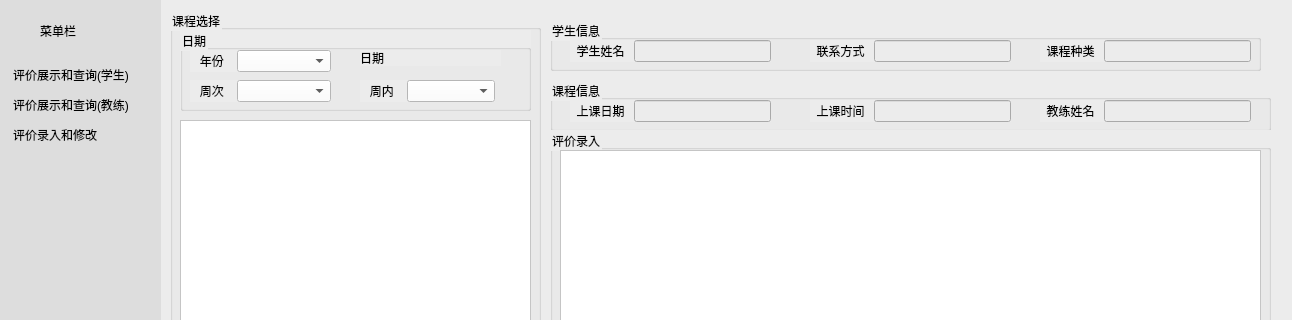
The window that EvaluationSystem/EvaluationMain.ui (Holy-Shine/Acrotest) describes before a commit, drawn with Qt 5; both pictures show x 0 to 1292 and y 0 to 320 of the 1292 by 648 pixel window.
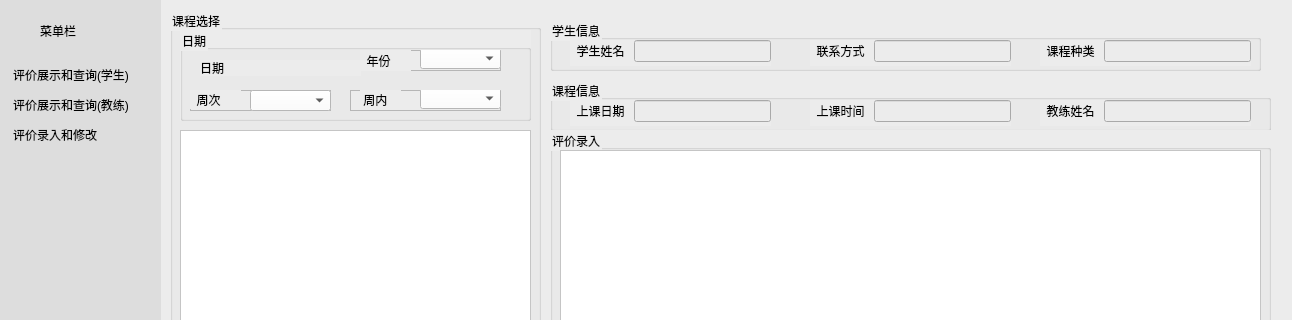
The same window after the commit. The open tabs and pages were chosen to show the change. Icons and pictures are not drawn.

Commit message: 评价系统，增加评价条目和全部展开（收缩）功能

Patch:
```diff
--- a/EvaluationSystem/EvaluationMain.ui
+++ b/EvaluationSystem/EvaluationMain.ui
@@ -381,99 +381,163 @@
         <x>10</x>
         <y>20</y>
         <width>351</width>
-        <height>81</height>
+        <height>91</height>
        </rect>
       </property>
       <property name="title">
        <string>日期</string>
       </property>
-      <widget class="QWidget" name="formLayoutWidget">
+      <widget class="QFrame" name="frame">
        <property name="geometry">
         <rect>
-         <x>10</x>
+         <x>180</x>
          <y>20</y>
          <width>141</width>
-         <height>22</height>
+         <height>21</height>
         </rect>
        </property>
-       <layout class="QFormLayout" name="formLayout">
-        <item row="0" column="0">
+       <property name="frameShape">
+        <enum>QFrame::StyledPanel</enum>
+       </property>
+       <property name="frameShadow">
+        <enum>QFrame::Raised</enum>
+       </property>
          <widget class="QLabel" name="lb_year">
+        <property name="geometry">
+         <rect>
+          <x>0</x>
+          <y>0</y>
+          <width>51</width>
+          <height>21</height>
+         </rect>
+        </property>
           <property name="text">
-           <string>   年份  </string>
-          </property>
-         </widget>
-        </item>
-        <item row="0" column="1">
+         <string>  年份  </string>
+        </property>
+       </widget>
          <widget class="QComboBox" name="cb_year">
+        <property name="geometry">
+         <rect>
+          <x>60</x>
+          <y>-2</y>
+          <width>81</width>
+          <height>21</height>
+         </rect>
+        </property>
           <property name="styleSheet">
            <string notr="true">
 background-color: rgb(255, 255, 255);</string>
           </property>
          </widget>
-        </item>
-       </layout>
       </widget>
-      <widget class="QWidget" name="formLayoutWidget_5">
+      <widget class="QFrame" name="frame_2">
        <property name="geometry">
         <rect>
          <x>10</x>
-         <y>50</y>
+         <y>99</y>
+         <width>120</width>
+         <height>31</height>
+        </rect>
+       </property>
+       <property name="frameShape">
+        <enum>QFrame::StyledPanel</enum>
+       </property>
+       <property name="frameShadow">
+        <enum>QFrame::Raised</enum>
+       </property>
+      </widget>
+      <widget class="QFrame" name="frame_3">
+       <property name="geometry">
+        <rect>
+         <x>10</x>
+         <y>60</y>
          <width>141</width>
-         <height>22</height>
+         <height>21</height>
         </rect>
        </property>
-       <layout class="QFormLayout" name="formLayout_5">
-        <item row="0" column="0">
+       <property name="frameShape">
+        <enum>QFrame::StyledPanel</enum>
+       </property>
+       <property name="frameShadow">
+        <enum>QFrame::Raised</enum>
+       </property>
          <widget class="QLabel" name="lb_week">
+        <property name="geometry">
+         <rect>
+          <x>0</x>
+          <y>0</y>
+          <width>51</width>
+          <height>19</height>
+         </rect>
+        </property>
           <property name="text">
-           <string>   周次  </string>
-          </property>
-         </widget>
-        </item>
-        <item row="0" column="1">
+         <string>  周次</string>
+        </property>
+       </widget>
          <widget class="QComboBox" name="cb_weekj">
+        <property name="geometry">
+         <rect>
+          <x>60</x>
+          <y>0</y>
+          <width>81</width>
+          <height>21</height>
+         </rect>
+        </property>
           <property name="styleSheet">
            <string notr="true">
 background-color: rgb(255, 255, 255);</string>
           </property>
          </widget>
-        </item>
-       </layout>
       </widget>
-      <widget class="QWidget" name="formLayoutWidget_4">
+      <widget class="QFrame" name="frame_4">
        <property name="geometry">
         <rect>
-         <x>180</x>
-         <y>50</y>
-         <width>135</width>
-         <height>22</height>
+         <x>170</x>
+         <y>60</y>
+         <width>151</width>
+         <height>21</height>
         </rect>
        </property>
-       <layout class="QFormLayout" name="formLayout_4">
-        <item row="0" column="1">
-         <widget class="QComboBox" name="cb_weekday">
-          <property name="styleSheet">
-           <string notr="true">
-background-color: rgb(255, 255, 255);</string>
-          </property>
-         </widget>
-        </item>
-        <item row="0" column="0">
+       <property name="frameShape">
+        <enum>QFrame::StyledPanel</enum>
+       </property>
+       <property name="frameShadow">
+        <enum>QFrame::Raised</enum>
+       </property>
          <widget class="QLabel" name="lb_weekday">
+        <property name="geometry">
+         <rect>
+          <x>10</x>
+          <y>0</y>
+          <width>41</width>
+          <height>19</height>
+         </rect>
+        </property>
           <property name="text">
-           <string>   周内  </string>
-          </property>
-         </widget>
-        </item>
-       </layout>
+         <string> 周内  </string>
+        </property>
+       </widget>
+       <widget class="QComboBox" name="cb_weekday">
+        <property name="geometry">
+         <rect>
+          <x>70</x>
+          <y>-2</y>
+          <width>81</width>
+          <height>21</height>
+         </rect>
+        </property>
+        <property name="styleSheet">
+         <string notr="true">
+background-color: rgb(255, 255, 255);</string>
+        </property>
+       </widget>
       </widget>
       <widget class="QLabel" name="lb_date">
        <property name="geometry">
         <rect>
-         <x>180</x>
-         <y>20</y>
-         <width>141</width>
+         <x>20</x>
+         <y>30</y>
+         <width>161</width>
          <height>16</height>
         </rect>
        </property>
@@ -491,9 +555,9 @@
       <property name="geometry">
        <rect>
         <x>10</x>
-        <y>110</y>
+        <y>120</y>
         <width>351</width>
-        <height>441</height>
+        <height>431</height>
        </rect>
       </property>
       <property name="styleSheet">
@@ -520,7 +584,7 @@
         <x>20</x>
         <y>20</y>
         <width>201</width>
-        <height>22</height>
+        <height>26</height>
        </rect>
       </property>
       <layout class="QFormLayout" name="formLayout_6">
@@ -542,7 +606,7 @@
         <x>260</x>
         <y>20</y>
         <width>201</width>
-        <height>22</height>
+        <height>26</height>
        </rect>
       </property>
       <layout class="QFormLayout" name="formLayout_7">
@@ -564,7 +628,7 @@
         <x>490</x>
         <y>20</y>
         <width>211</width>
-        <height>22</height>
+        <height>26</height>
        </rect>
       </property>
       <layout class="QFormLayout" name="formLayout_8">
@@ -599,7 +663,7 @@
         <x>20</x>
         <y>20</y>
         <width>201</width>
-        <height>22</height>
+        <height>26</height>
        </rect>
       </property>
       <layout class="QFormLayout" name="formLayout_9">
@@ -621,7 +685,7 @@
         <x>260</x>
         <y>20</y>
         <width>201</width>
-        <height>22</height>
+        <height>26</height>
        </rect>
       </property>
       <layout class="QFormLayout" name="formLayout_10">
@@ -643,7 +707,7 @@
         <x>490</x>
         <y>20</y>
         <width>211</width>
-        <height>22</height>
+        <height>26</height>
        </rect>
       </property>
       <layout class="QFormLayout" name="formLayout_11">
```
Left out of the diff: 71 changed lines with no effect on the pictures. Lines whose indentation alone changed are shown as unchanged. The commit also changes 2 other files.
